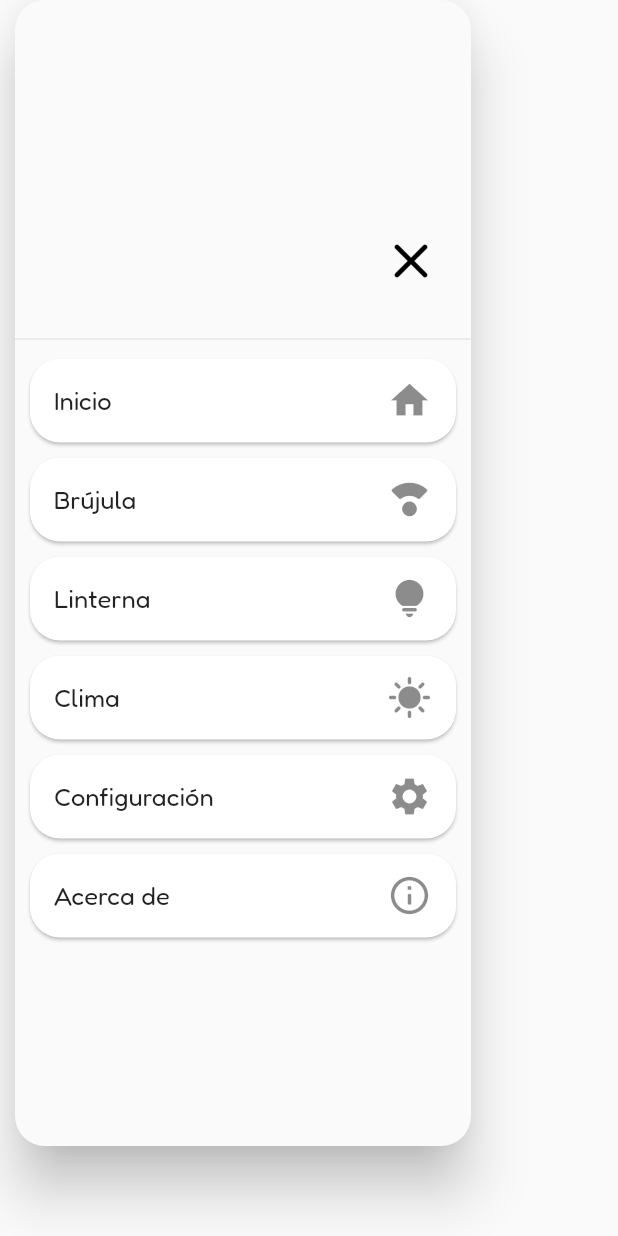
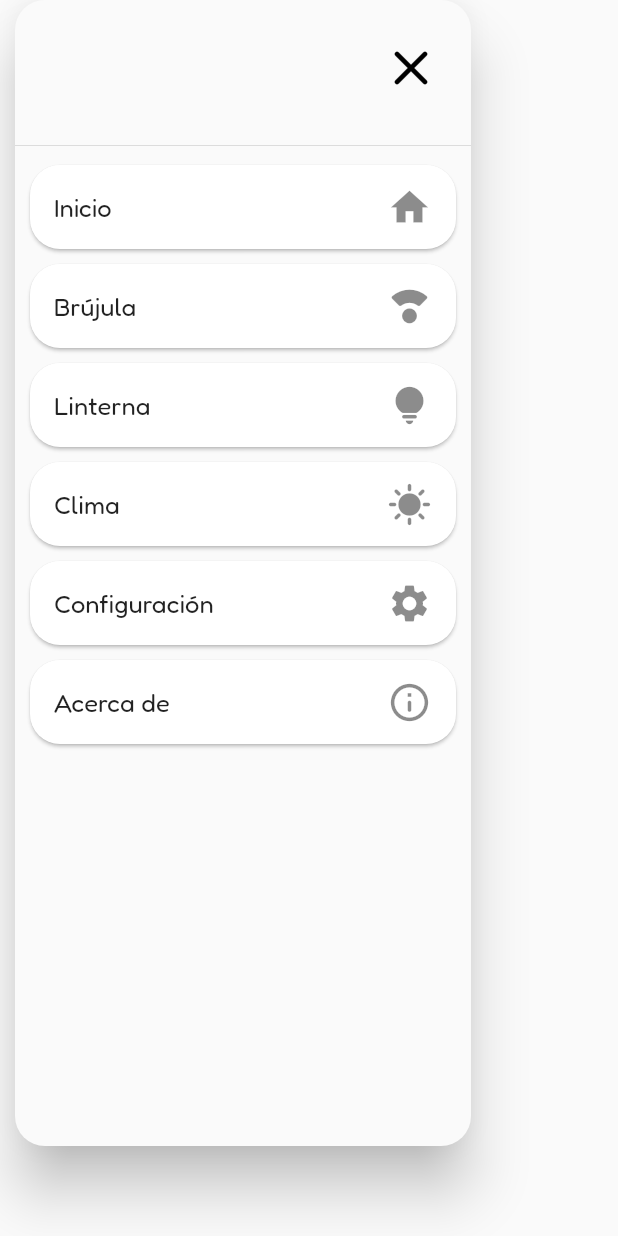
Before and after one commit to oriolgds/orsapp, a Flutter app: the MyDrawer widget shown alone on an empty page, opened directly, on a phone screen of 412 x 824 dp. Run offline on Flutter 3.47's test engine with Material 2 defaults, Android fonts, the phone set to English and light mode, and no system bars; our stand-ins replace flutter_spinkit, geocoding, geolocator, permission_handler, pull_to_refresh, shared_preferences and 1 more; missing offline and left inert: torch_control, web_smooth_scroll; accounts and stored records are empty; network calls fail.

Commit message:
Optimizing the drawer

```diff
--- a/lib/main.dart
+++ b/lib/main.dart
@@ -259,7 +259,7 @@ class MyDrawer extends StatelessWidget {
         ),
         child: Container(
           padding: const EdgeInsets.symmetric(vertical: 5),
-          alignment: Alignment.center,
+          alignment: Alignment.topCenter,
           child: ListView(
             padding: EdgeInsets.zero,
             addAutomaticKeepAlives: false,
```
